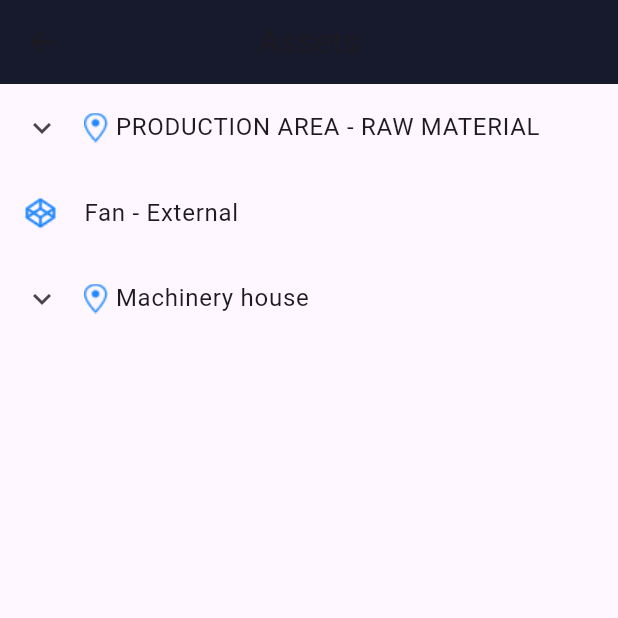
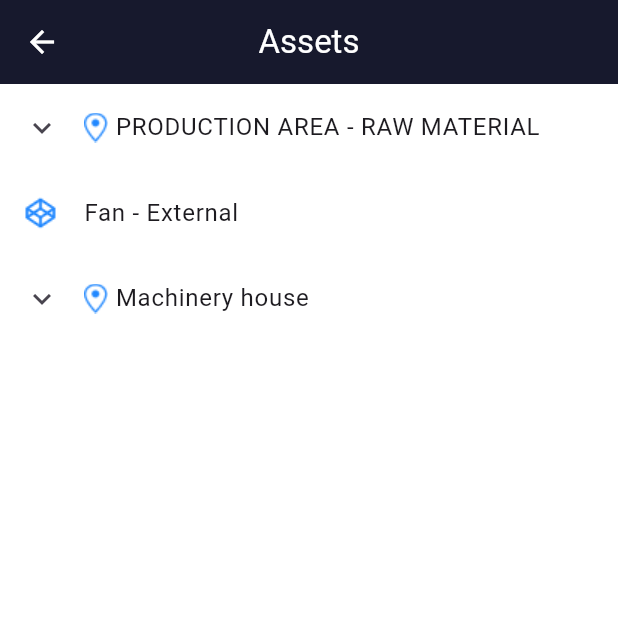
Before and after one commit to HicaroD/AssetManager, a Flutter app: the screen it shows after launch, after a tap on "Go to unit", on a phone screen of 412 x 824 dp, the top half of it. Run offline on Flutter 3.47's test engine with Material 3 defaults, Android fonts, the phone set to English and light mode, and no system bars.

Commit message:
feat: setting up colors for app bar

```diff
--- a/lib/main.dart
+++ b/lib/main.dart
@@ -2,6 +2,7 @@ import 'package:flutter/material.dart';
 
 import 'pages/assets.dart';
 import 'pages/home.dart';
+import 'utils/colors.dart';
 
 void main() {
   runApp(const AssetManager());
@@ -14,6 +15,9 @@ class AssetManager extends StatelessWidget {
   Widget build(BuildContext context) {
     return MaterialApp(
       title: 'Tractian',
+      theme: ThemeData(
+        primaryColor: TractianColors.darkBlue,
+      ),
       routes: {
         "/": (context) => const HomePage(title: 'Tractian'),
         "/unit": (context) => const AssetsPage(title: 'Assets'),
--- a/lib/pages/assets.dart
+++ b/lib/pages/assets.dart
@@ -22,12 +22,19 @@ class _AssetsPageState extends State<AssetsPage> {
   @override
   Widget build(BuildContext context) {
     return Scaffold(
-      resizeToAvoidBottomInset: true,
       appBar: AppBar(
+        iconTheme: const IconThemeData(color: TractianColors.white),
         backgroundColor: TractianColors.darkBlue,
         centerTitle: true,
-        title: Text(title),
+        title: Text(
+          title,
+          style: const TextStyle(
+            color: TractianColors.white,
+          ),
+        ),
       ),
+      backgroundColor: TractianColors.white,
+      resizeToAvoidBottomInset: true,
       body: FutureBuilder(
         future: getTree("assets/units/jaguar"),
         builder: (context, snapshot) {
--- a/lib/pages/home.dart
+++ b/lib/pages/home.dart
@@ -18,9 +18,15 @@ class _HomePageState extends State<HomePage> {
   Widget build(BuildContext context) {
     return Scaffold(
       appBar: AppBar(
+        iconTheme: const IconThemeData(color: TractianColors.white),
         backgroundColor: TractianColors.darkBlue,
         centerTitle: true,
-        title: Text(title),
+        title: Text(
+          title,
+          style: const TextStyle(
+            color: TractianColors.white,
+          ),
+        ),
       ),
       backgroundColor: TractianColors.white,
       body: Center(
```
